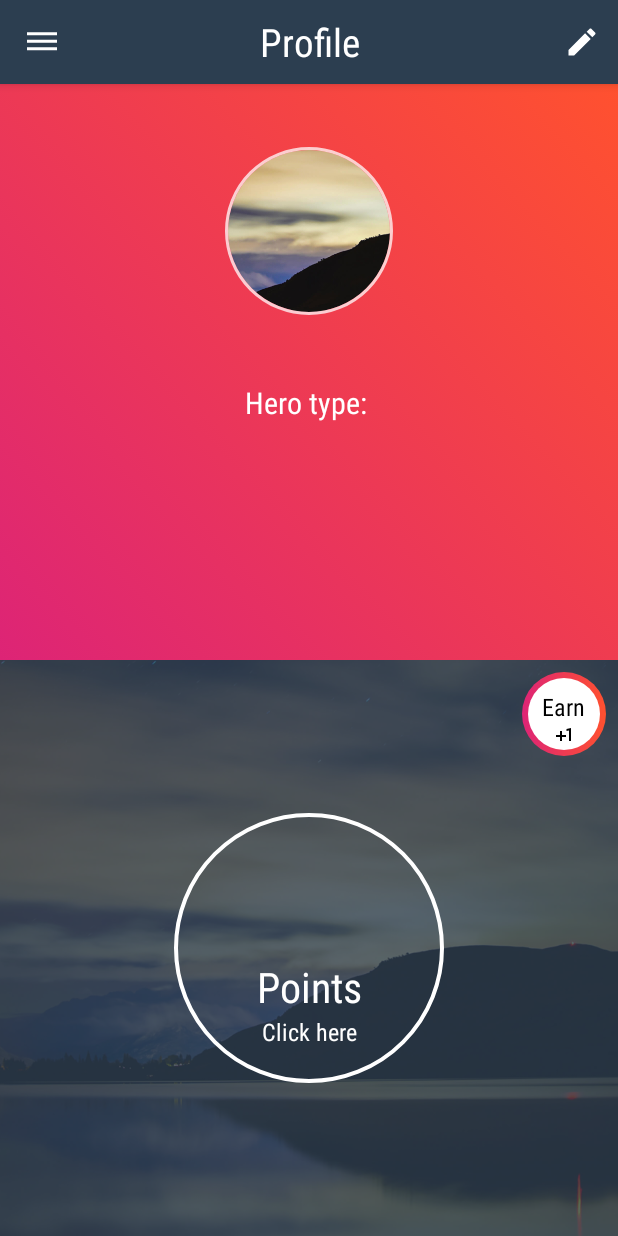
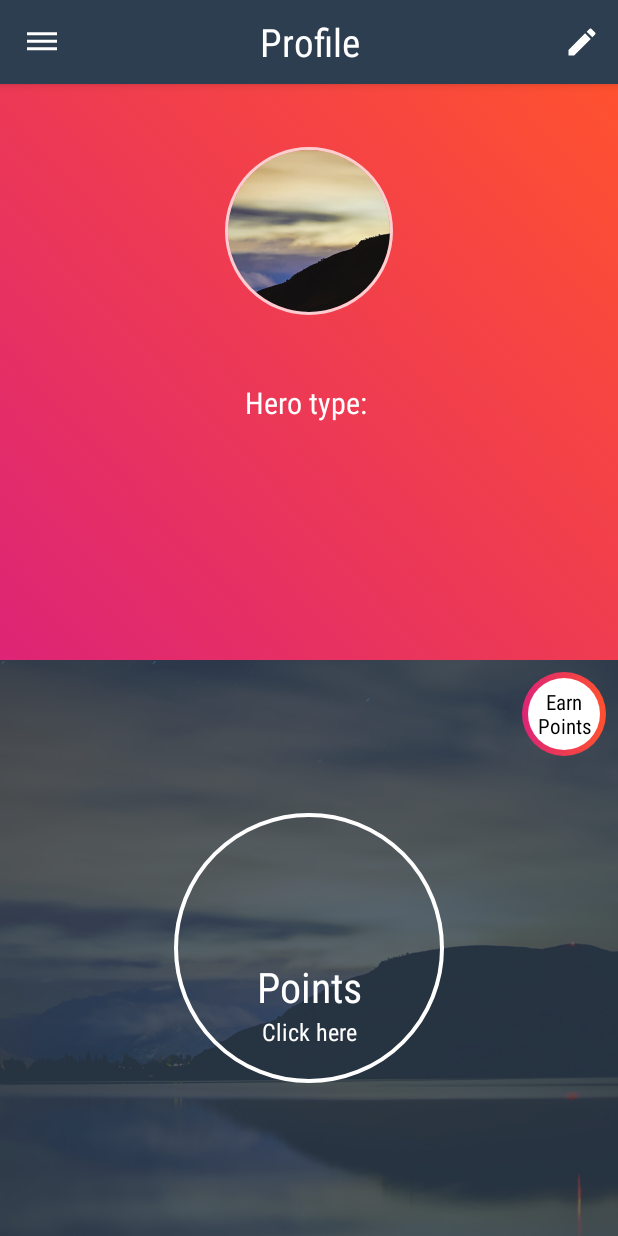
Before and after one commit to V1rex/eHope, an Android app: the screen it shows after launch once a user with an empty profile is signed in (ProfileActivity), on a phone screen of 412 x 824 dp. Run offline under Robolectric (Android 15) with nearby library versions, the phone set to English and light mode, and no system bars; our stand-ins replace CircleImageView, Firebase (no records; nobody signed in at launch, a user with empty details on screens opened directly); pictures from the network do not load; 5 statements that could not run were skipped.

Commit message:
Chnaged the UI in ProfileActivity

```diff
--- a/app/src/main/res/layout/activity_profile.xml
+++ b/app/src/main/res/layout/activity_profile.xml
@@ -133,18 +133,13 @@
                         android:layout_width="wrap_content"
                         android:layout_height="wrap_content"
                         android:layout_gravity="center_horizontal"
-                        android:layout_marginTop="12dp"
+                        android:layout_marginTop="10dp"
                         android:fontFamily="sans-serif-condensed"
-                        android:text="Earn"
+                        android:text="Earn Points"
                         android:textAlignment="center"
                         android:textColor="@android:color/black"
-                        android:textSize="16dp" />
+                        android:textSize="14sp" />
 
-                    <ImageView
-                        android:layout_width="wrap_content"
-                        android:layout_height="wrap_content"
-                        android:layout_gravity="center_horizontal"
-                        android:src="@drawable/ic_plus_one_black_24dp" />
 
                 </LinearLayout>
 
```
